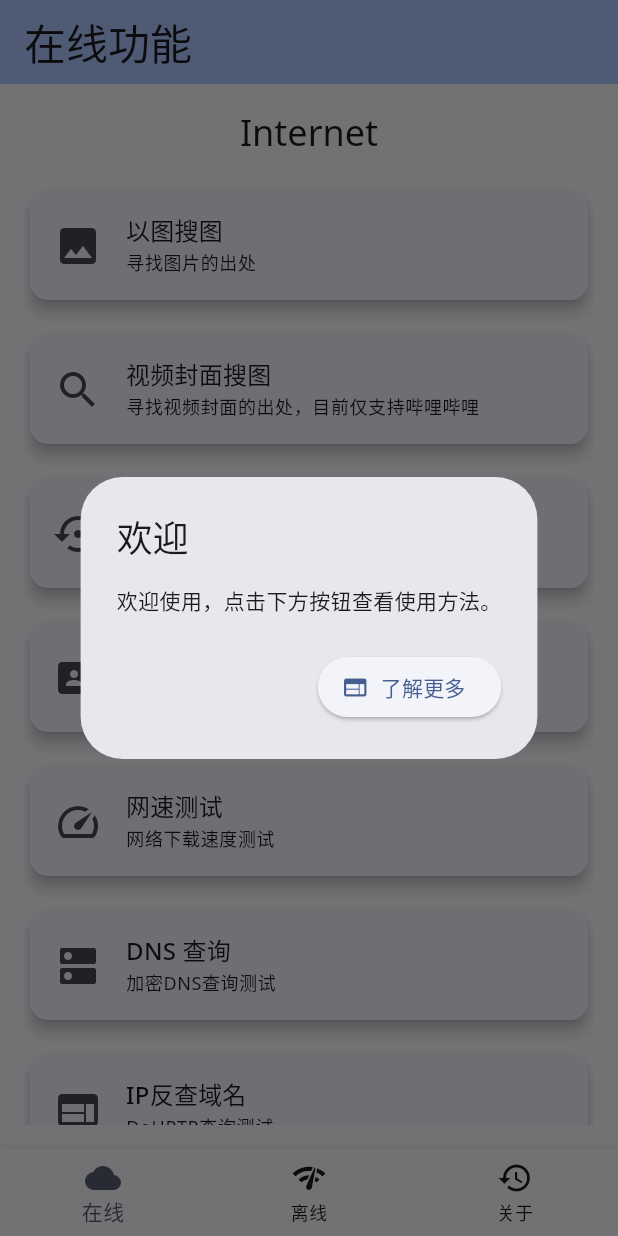
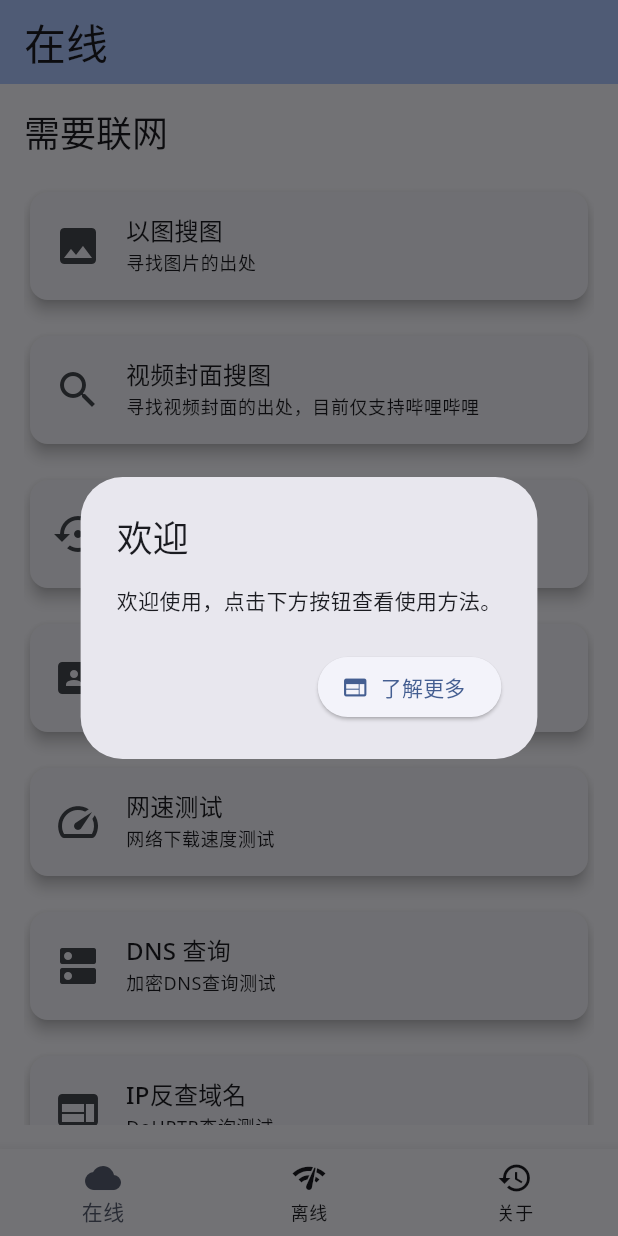
Before and after one commit to 4evergr8/atoolbox, a Flutter app: the screen it shows after launch, on a phone screen of 412 x 824 dp. Run offline on Flutter 3.47's test engine with Material 3 defaults, Android fonts, the phone set to English and light mode, and no system bars; our stand-ins replace google_fonts, image_picker, share_plus, shared_preferences; missing offline and left inert: google_mlkit_language_id, google_mlkit_text_recognition, google_mlkit_translation, json2yaml, network_info_plus, share_handler_platform_interface.

Commit message:
Update internet_page.dart

```diff
--- a/lib/views/internet_page.dart
+++ b/lib/views/internet_page.dart
@@ -15,17 +15,17 @@ class InternetPage extends StatelessWidget {
     final theme = Theme.of(context);
     return Scaffold(
       appBar: AppBar(
-        title: Text('在线功能', style: theme.textTheme.headlineMedium),
+        title: Text('在线', style: theme.textTheme.headlineMedium),
         backgroundColor: theme.colorScheme.inversePrimary,
       ),
       body: Padding(
         padding: const EdgeInsets.all(16.0),
         child: SingleChildScrollView(
           child: Column(
-            crossAxisAlignment: CrossAxisAlignment.center,
+            crossAxisAlignment: CrossAxisAlignment.start,
             children: [
               Text(
-                'Internet',
+                '需要联网',
                 style: Theme.of(context).textTheme.headlineSmall,
               ),
               SizedBox(height: 20),
```
